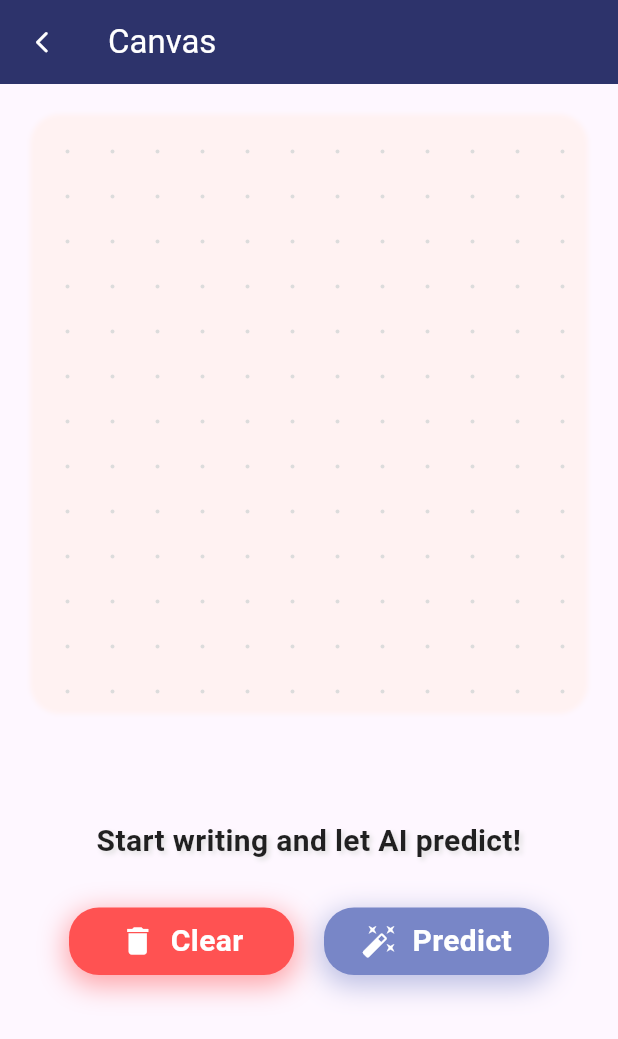
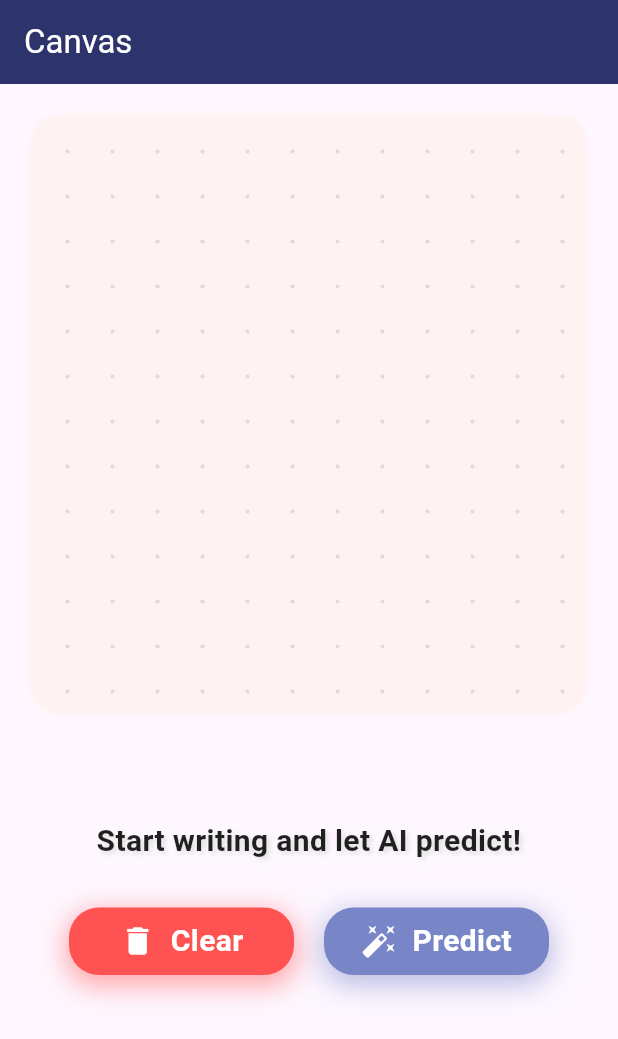
Before and after one commit to Pinkisingh13/text_recognition_app, a Flutter app: the CanvasView screen opened directly, on a phone screen of 412 x 824 dp. Shown: the top 1039 px of the screen. Run offline on Flutter 3.47's test engine with Material 3 defaults, Android fonts, the phone set to English and light mode, and no system bars; drawn by our look-alikes of flutter_animate; our stand-ins replace firebase_core, flutter_dotenv, flutter_easyloading; accounts and stored records are empty; generated files the repository leaves out were written again.

Commit message:
refactor code

```diff
--- a/lib/features/canvasview/view/canva_view.dart
+++ b/lib/features/canvasview/view/canva_view.dart
@@ -13,7 +13,7 @@ class CanvasView extends StatelessWidget {
     return Scaffold(
       appBar: AppBar(
         automaticallyImplyLeading: false,
-        leading: IconButton(onPressed: ()=> Navigator.pop(context), icon: Icon(Icons.arrow_back_ios_new_rounded, color: Colors.white,size: 17,)),
+        // leading: IconButton(onPressed: ()=> Navigator.pop(context), icon: Icon(Icons.arrow_back_ios_new_rounded, color: Colors.white,size: 17,)),
         title: Text("Canvas", style: TextStyle(color: Colors.white)),
         backgroundColor: Color(0xff2D336B),
       ),
```
Also changed, not shown: lib/main.dart (+7 -6 lines).
